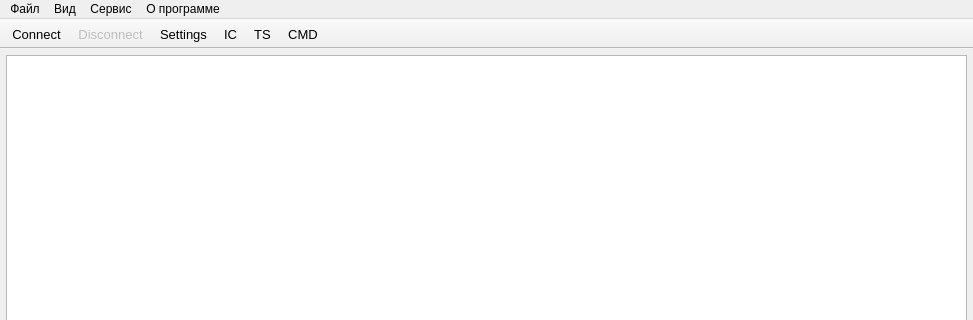
The window that mainwindow.ui (MicroKoder/QIEC104) describes before a commit, drawn with Qt 5; both pictures show x 0 to 973 and y 0 to 320 of the 973 by 632 pixel window.
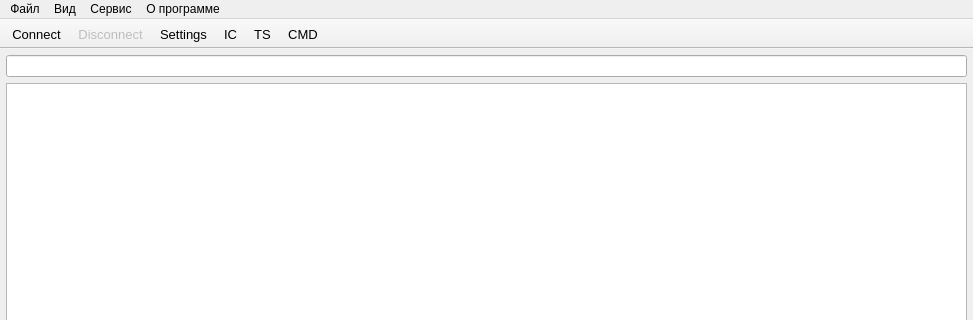
The same window after the commit. Icons and pictures are not drawn.

Diff of the .ui file:
```diff
--- a/mainwindow.ui
+++ b/mainwindow.ui
@@ -41,6 +41,9 @@
     <property name="bottomMargin">
      <number>6</number>
     </property>
+    <item>
+     <widget class="QLineEdit" name="lineEdit_nameFilter"/>
+    </item>
     <item>
      <widget class="QTableView" name="MTable">
       <property name="enabled">
```
